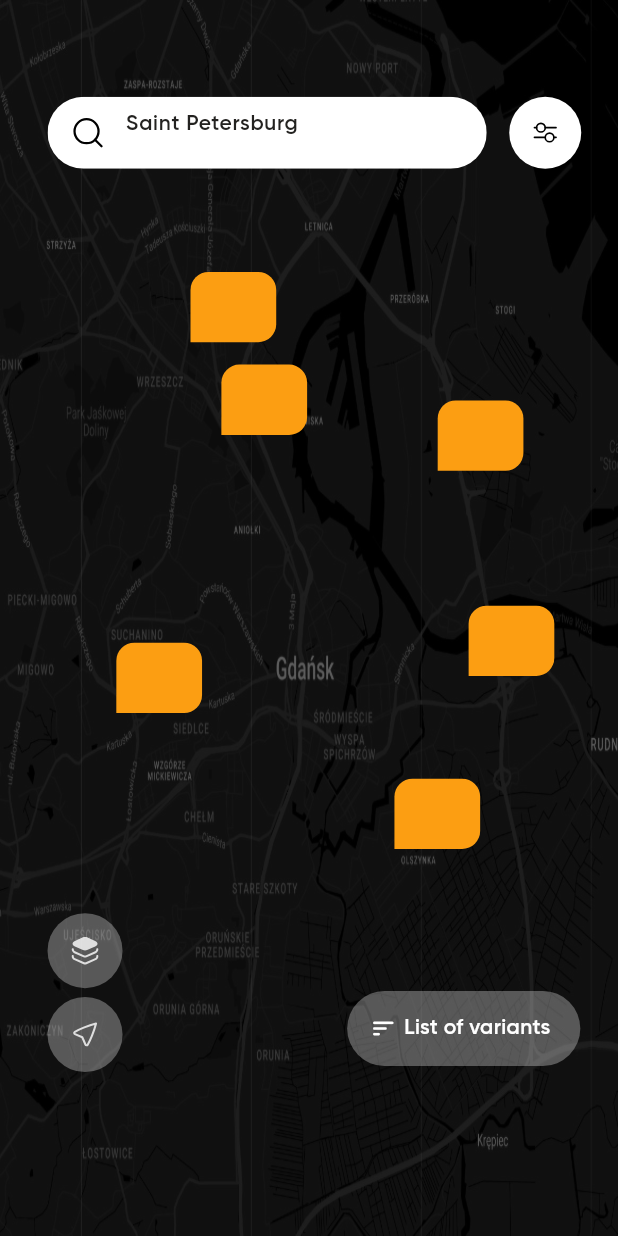
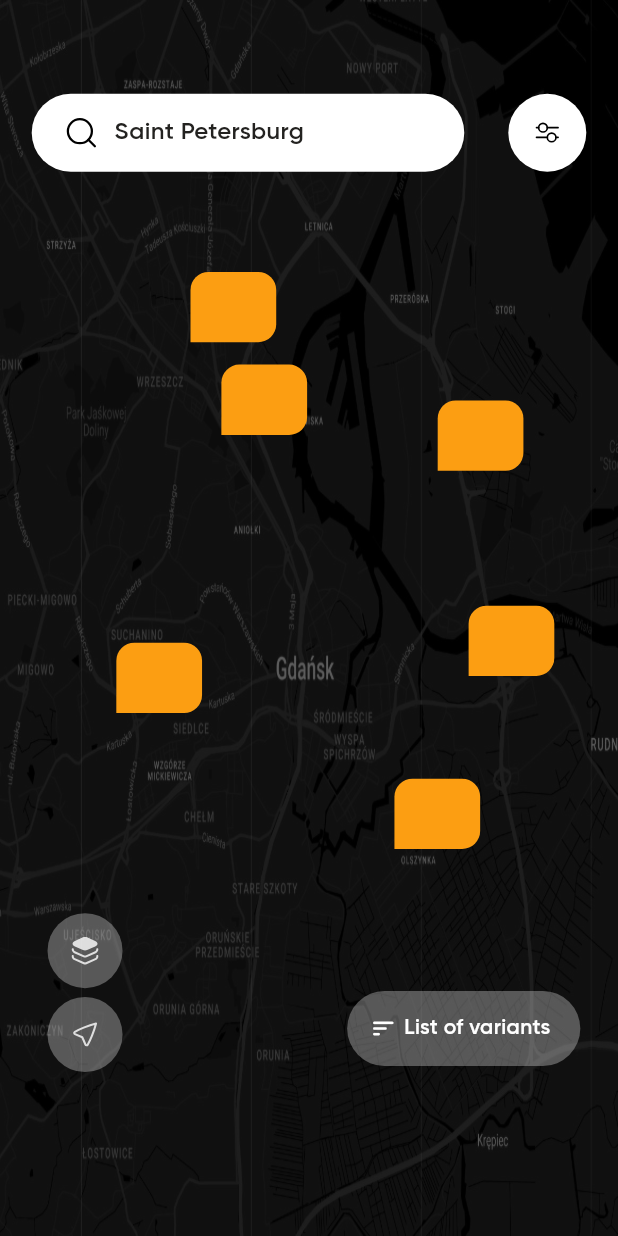
Before and after one commit to josdebum/flutter_assessment_test, a Flutter app: the MapHomeView screen opened directly, on a phone screen of 412 x 824 dp. Run offline on Flutter 3.47's test engine with Material 3 defaults, Android fonts, the phone set to English and light mode, and no system bars; drawn by our look-alikes of flutter_animate; our stand-ins replace auto_size_text, flutter_svg; missing offline and left inert: flutter_animator.

Commit message:
ui corrections

```diff
--- a/lib/features/home/home_screen.dart
+++ b/lib/features/home/home_screen.dart
@@ -451,7 +451,7 @@ class _HomeScreenState extends State<HomeScreen>
               position: _horizontalCardAnimation,
               child: DraggableScrollableSheet(
                   initialChildSize: 0.40,
-                  minChildSize: 0.10,
+                  minChildSize: 0.37,
                   maxChildSize: 0.68,
                   builder:
                       (BuildContext context, ScrollController $controller) {
--- a/lib/features/search/map_screen.dart
+++ b/lib/features/search/map_screen.dart
@@ -128,44 +128,34 @@ class _MapHomeViewState extends State<MapHomeView>
   Widget _buildSearchBar(BuildContext context) {
     return Positioned(
       top: context.sizeHeight(0.06),
-      left: 30.w,
+      left: 20.w,
       height: 80.h,
-      width: context.sizeWidth(0.9),
+      right: 20.w,
       child: Row(
+        mainAxisAlignment: MainAxisAlignment.spaceBetween,
         children: [
-          Flexible(
-            child: ClipRRect(
-              borderRadius: BorderRadius.circular(40),
-              child: TextFormField(
-                controller: TextEditingController(text: AppStrings.name),
-                style: AppStyle.small.copyWith(
-                  color: AppColors.black2,
-                ),
-                decoration: InputDecoration(
-                  fillColor: AppColors.white,
-                  filled: true,
-                  prefixIcon: Padding(
-                    padding: const EdgeInsets.fromLTRB(12, 12, 6, 12),
-                    child: SvgPicture.asset(
-                      "assets/svgs/search2.svg",
-                      colorFilter: const ColorFilter.mode(
-                          AppColors.black, BlendMode.srcIn),
-                      width: 6,
-                      height: 6,
-                    ),
-                  ),
-                  border: InputBorder.none,
-                  enabledBorder: InputBorder.none,
-                  focusedBorder: InputBorder.none,
-                  errorBorder: InputBorder.none,
-                  disabledBorder: InputBorder.none,
-                  focusedErrorBorder: InputBorder.none,
-                ),
-              ).scale(animationDuration: 1200.ms, delay: 200.ms),
-            ),
-          ),
+      Container(
+        width:  context.sizeWidth(0.70) ,
+          padding: EdgeInsets.fromLTRB(20.w, 14, 20.w, 14),
+        decoration: BoxDecoration(
+          color:   AppColors.white ,
+
+            borderRadius: BorderRadius.circular(40)),
+        child : Row(
+      children: [  SvgPicture.asset(
+              "assets/svgs/search2.svg",
+              colorFilter: const ColorFilter.mode(
+                  AppColors.black, BlendMode.srcIn),
+              width: 24,
+              height: 24,
+
+          ).paddingRight(10),
+
+          Text("Saint Petersburg", style: AppStyle.body.copyWith(
+            color: AppColors.black2,
+          ), ),])).paddingRight(10).scale(animationDuration: 1200.ms, delay: 200.ms),
           CircleAvatar(
-            radius: 24,
+            radius: 26,
             backgroundColor: AppColors.white,
             foregroundColor: AppColors.white,
             child: SvgPicture.asset(
@@ -173,7 +163,7 @@ class _MapHomeViewState extends State<MapHomeView>
               height: 18,
             ),
           ).scale(animationDuration: 1210.ms, delay: 200.ms),
-        ].rowInPadding(15),
+        ]
       ),
     );
   }
@@ -202,9 +192,9 @@ class _MapHomeViewState extends State<MapHomeView>
     return AnimatedBuilder(
       animation: _animationController,
       builder: (context, child) {
-        double width = 40 + (40 * _animationController.value);
+        double width = 40 + (40 * _animationController.value); // From 35 to 75
         double horizontalPadding =
-            8 + (4 * _animationController.value);
+            8 + (4 * _animationController.value); // From 8 to 12
 
         return Align(
           alignment: Alignment.bottomLeft,
```
